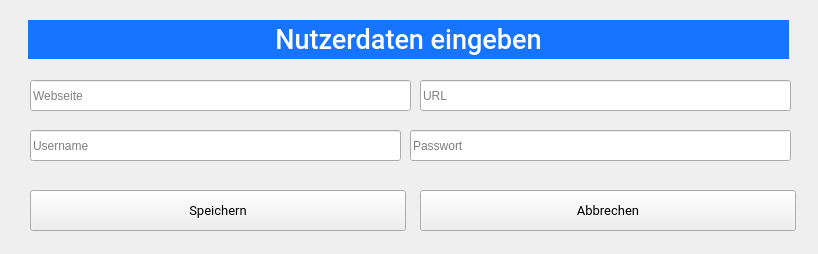
Above: second_site.ui from kelvfi/PyQt_Projekt before the change. Below: the same form after it.
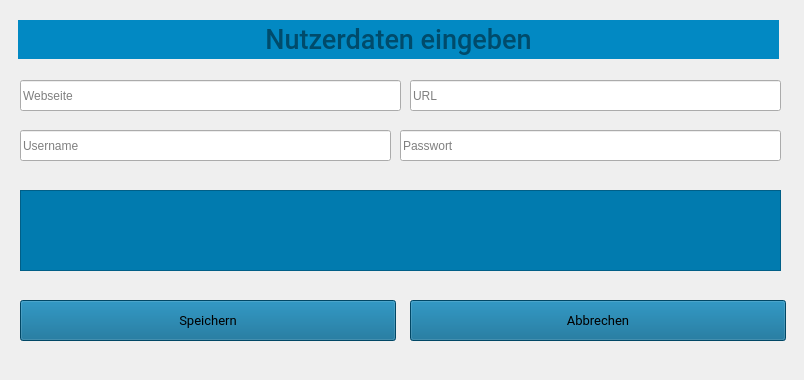
That is the form after the change. Icons and pictures are not drawn.

Diff of the .ui file:
```diff
--- a/second_site.ui
+++ b/second_site.ui
@@ -6,8 +6,8 @@
    <rect>
     <x>0</x>
     <y>0</y>
-    <width>818</width>
-    <height>254</height>
+    <width>804</width>
+    <height>380</height>
    </rect>
   </property>
   <property name="windowTitle">
@@ -16,7 +16,7 @@
   <widget class="QLineEdit" name="passwort">
    <property name="geometry">
     <rect>
-     <x>410</x>
+     <x>400</x>
      <y>130</y>
      <width>381</width>
      <height>31</height>
@@ -29,8 +29,8 @@
   <widget class="QPushButton" name="speichern">
    <property name="geometry">
     <rect>
-     <x>30</x>
-     <y>190</y>
+     <x>20</x>
+     <y>300</y>
      <width>376</width>
      <height>41</height>
     </rect>
@@ -42,7 +42,8 @@
     </font>
    </property>
    <property name="styleSheet">
-    <string notr="true"/>
+    <string notr="true">background-color: rgb(1, 99, 141);
+color: rgb(0,0,0);</string>
    </property>
    <property name="text">
     <string>Speichern</string>
@@ -55,7 +56,7 @@
   <widget class="QLineEdit" name="url">
    <property name="geometry">
     <rect>
-     <x>420</x>
+     <x>410</x>
      <y>80</y>
      <width>371</width>
      <height>31</height>
@@ -68,7 +69,7 @@
   <widget class="QLabel" name="titel">
    <property name="geometry">
     <rect>
-     <x>28</x>
+     <x>18</x>
      <y>20</y>
      <width>761</width>
      <height>39</height>
@@ -84,8 +85,8 @@
     <bool>false</bool>
    </property>
    <property name="styleSheet">
-    <string notr="true">background-color: rgb(23, 116, 255);
-color: rgb(255, 255, 255);</string>
+    <string notr="true">background-color: rgb(2, 137, 195);
+color: rgb(0, 75, 107);</string>
    </property>
    <property name="frameShape">
     <enum>QFrame::NoFrame</enum>
@@ -100,7 +101,7 @@
   <widget class="QLineEdit" name="webseite">
    <property name="geometry">
     <rect>
-     <x>30</x>
+     <x>20</x>
      <y>80</y>
      <width>381</width>
      <height>31</height>
@@ -113,8 +114,8 @@
   <widget class="QPushButton" name="abbrechen">
    <property name="geometry">
     <rect>
-     <x>420</x>
-     <y>190</y>
+     <x>410</x>
+     <y>300</y>
      <width>376</width>
      <height>41</height>
     </rect>
@@ -125,6 +126,10 @@
      <pointsize>10</pointsize>
     </font>
    </property>
+   <property name="styleSheet">
+    <string notr="true">background-color: rgb(1, 99, 141);
+color: rgb(0,0,0);</string>
+   </property>
    <property name="text">
     <string>Abbrechen</string>
    </property>
@@ -136,7 +141,7 @@
   <widget class="QLineEdit" name="username">
    <property name="geometry">
     <rect>
-     <x>30</x>
+     <x>20</x>
      <y>130</y>
      <width>371</width>
      <height>31</height>
@@ -149,6 +154,27 @@
     <string>Username</string>
    </property>
   </widget>
+  <widget class="QTextBrowser" name="text_input">
+   <property name="geometry">
+    <rect>
+     <x>20</x>
+     <y>190</y>
+     <width>761</width>
+     <height>81</height>
+    </rect>
+   </property>
+   <property name="styleSheet">
+    <string notr="true">font: 57 10pt &quot;Roboto&quot;;
+background-color: rgb(1, 123, 175);</string>
+   </property>
+   <property name="html">
+    <string>&lt;!DOCTYPE HTML PUBLIC &quot;-//W3C//DTD HTML 4.0//EN&quot; &quot;http://www.w3.org/TR/REC-html40/strict.dtd&quot;&gt;
+&lt;html&gt;&lt;head&gt;&lt;meta name=&quot;qrichtext&quot; content=&quot;1&quot; /&gt;&lt;style type=&quot;text/css&quot;&gt;
+p, li { white-space: pre-wrap; }
+&lt;/style&gt;&lt;/head&gt;&lt;body style=&quot; font-family:'Roboto'; font-size:10pt; font-weight:56; font-style:normal;&quot;&gt;
+&lt;p align=&quot;center&quot; style=&quot;-qt-paragraph-type:empty; margin-top:0px; margin-bottom:0px; margin-left:0px; margin-right:0px; -qt-block-indent:0; text-indent:0px;&quot;&gt;&lt;br /&gt;&lt;/p&gt;&lt;/body&gt;&lt;/html&gt;</string>
+   </property>
+  </widget>
  </widget>
  <resources/>
  <connections/>
```
Left out of the diff: 8 changed lines with no effect on the pictures.
